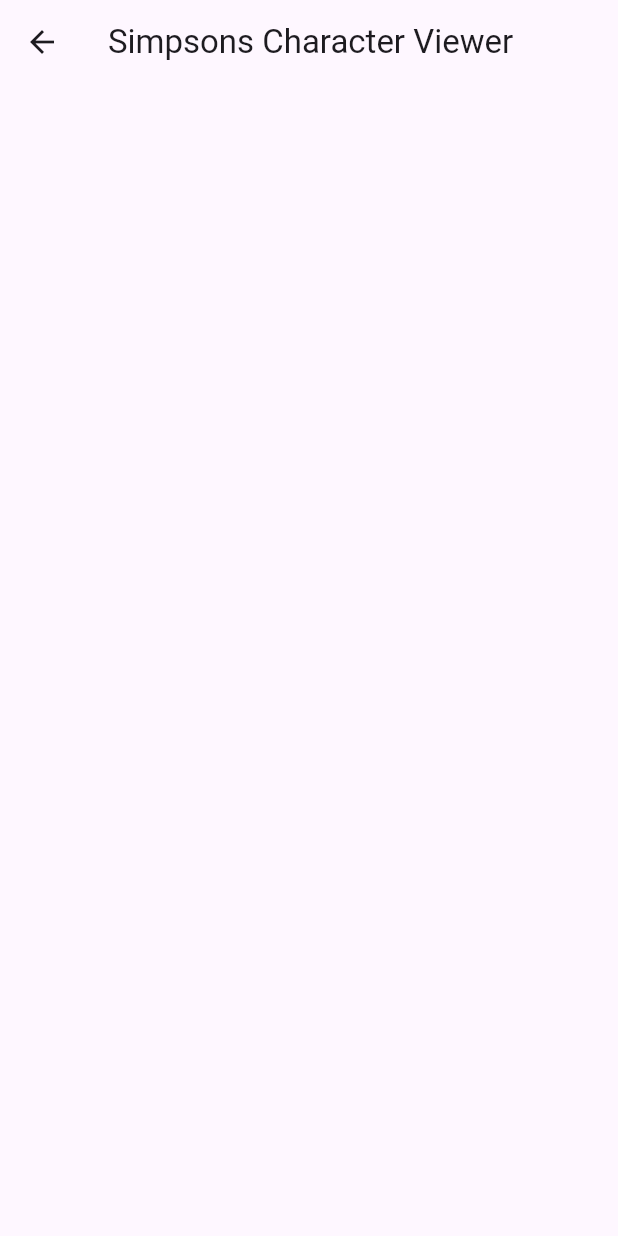
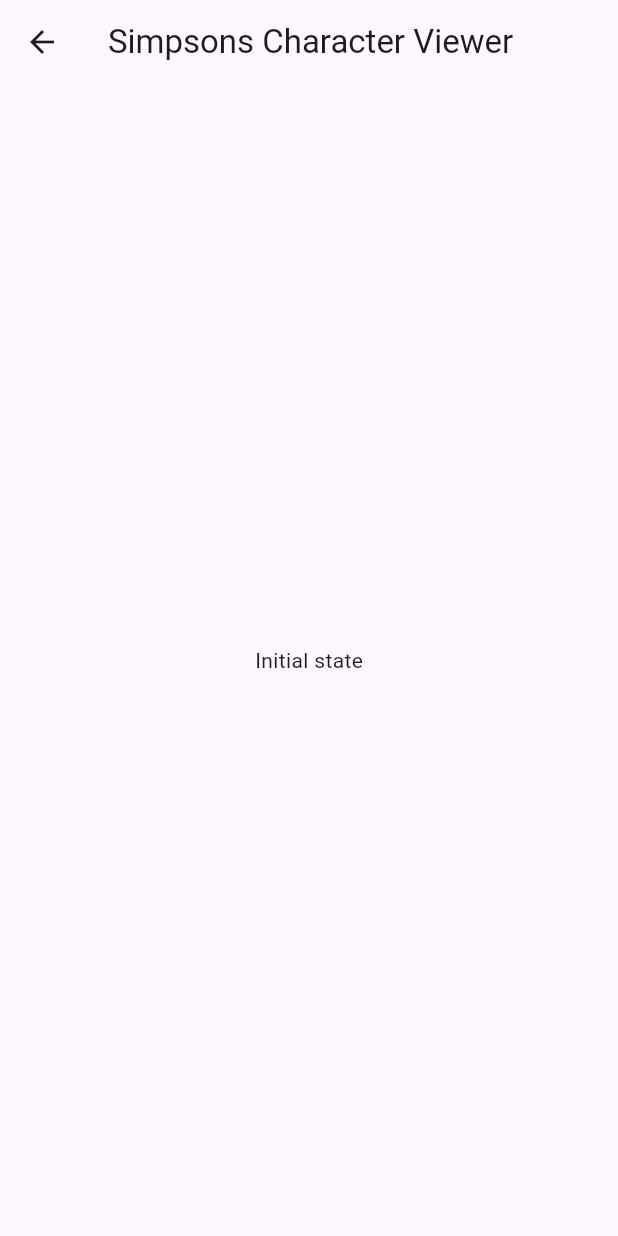
Before and after one commit to Kyleg97/anywhere-coding-exercise, a Flutter app: the MainScreen screen opened directly, on a phone screen of 412 x 824 dp. Run offline on Flutter 3.47's test engine with Material 2 defaults, Android fonts, the phone set to English and light mode, and no system bars; our stand-ins replace bloc, dio, equatable, flutter_bloc.

Commit message:
variant one screen wip

```diff
--- a/lib/screens/variant_one_screen.dart
+++ b/lib/screens/variant_one_screen.dart
@@ -1,5 +1,7 @@
+import 'package:anywhere_coding_exercise/bloc/simpsons/simpsons_bloc.dart';
 import 'package:anywhere_coding_exercise/components/base_screen.dart';
 import 'package:flutter/material.dart';
+import 'package:flutter_bloc/flutter_bloc.dart';
 
 class VariantOneScreen extends StatelessWidget {
   const VariantOneScreen({super.key});
@@ -8,9 +10,33 @@ class VariantOneScreen extends StatelessWidget {
   Widget build(BuildContext context) {
     return BaseScreen(
       title: "Simpsons Character Viewer",
-      child: ListView.builder(
-        itemBuilder: (context, index) {},
+      child: BlocBuilder<SimpsonsBloc, SimpsonsState>(
+        builder: (context, state) {
+          if (state is SimpsonsInitial) {
+            return const Center(child: Text("Initial state"));
+          } else if (state is SimpsonsLoading) {
+            return const Center(child: CircularProgressIndicator());
+          } else if (state is SimpsonsLoadingFailed) {
+            return Center(
+              child: Text(
+                "Failed to load simpsons characters: ${state.error.description}",
+              ),
+            );
+          } else if (state is SimpsonsLoaded) {
+            return _buildLoadedSimpsonsWidget();
+          } else {
+            return const Center(
+              child: Text("Something went wrong."),
+            );
+          }
+        },
       ),
     );
   }
+
+  Widget _buildLoadedSimpsonsWidget() {
+    return ListView.builder(
+      itemBuilder: (context, index) {},
+    );
+  }
 }
```
Also changed, not shown: lib/main.dart (+12 -1 lines).
